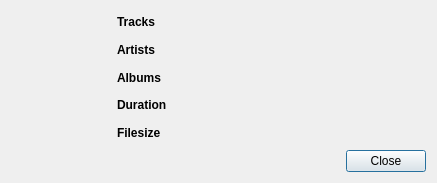
The window that src/GUI/Library/InfoBox/GUI_LibraryInfoBox.ui (return42/sayonara) describes before a commit, drawn with Qt 5.
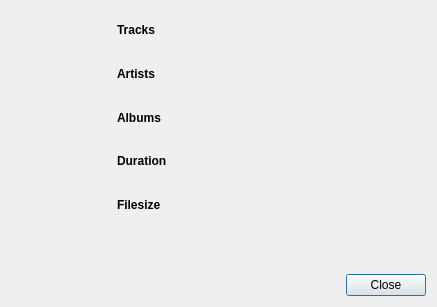
The same window after the commit. Icons and pictures are not drawn.

```diff
--- a/src/GUI/Library/InfoBox/GUI_LibraryInfoBox.ui
+++ b/src/GUI/Library/InfoBox/GUI_LibraryInfoBox.ui
@@ -7,7 +7,7 @@
     <x>0</x>
     <y>0</y>
     <width>437</width>
-    <height>183</height>
+    <height>307</height>
    </rect>
   </property>
   <layout class="QGridLayout" name="gridLayout">
@@ -178,6 +178,13 @@
      </property>
     </widget>
    </item>
+   <item row="5" column="2" colspan="2">
+    <widget class="QLabel" name="lab_path">
+     <property name="text">
+      <string/>
+     </property>
+    </widget>
+   </item>
   </layout>
  </widget>
  <resources>
```
